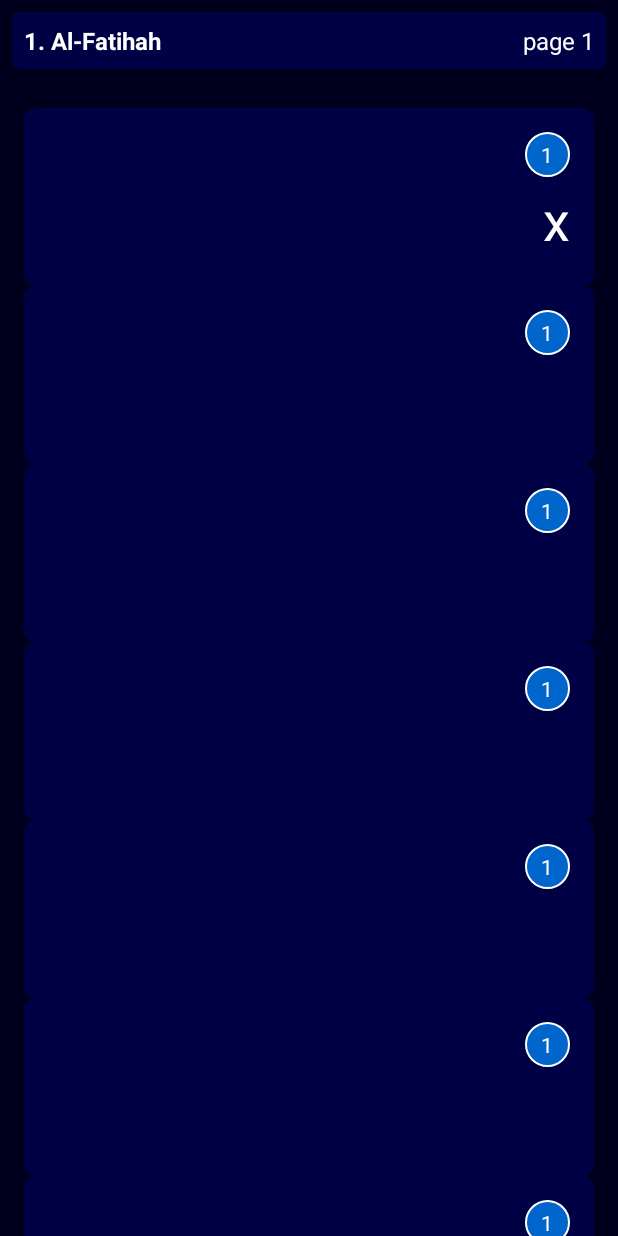
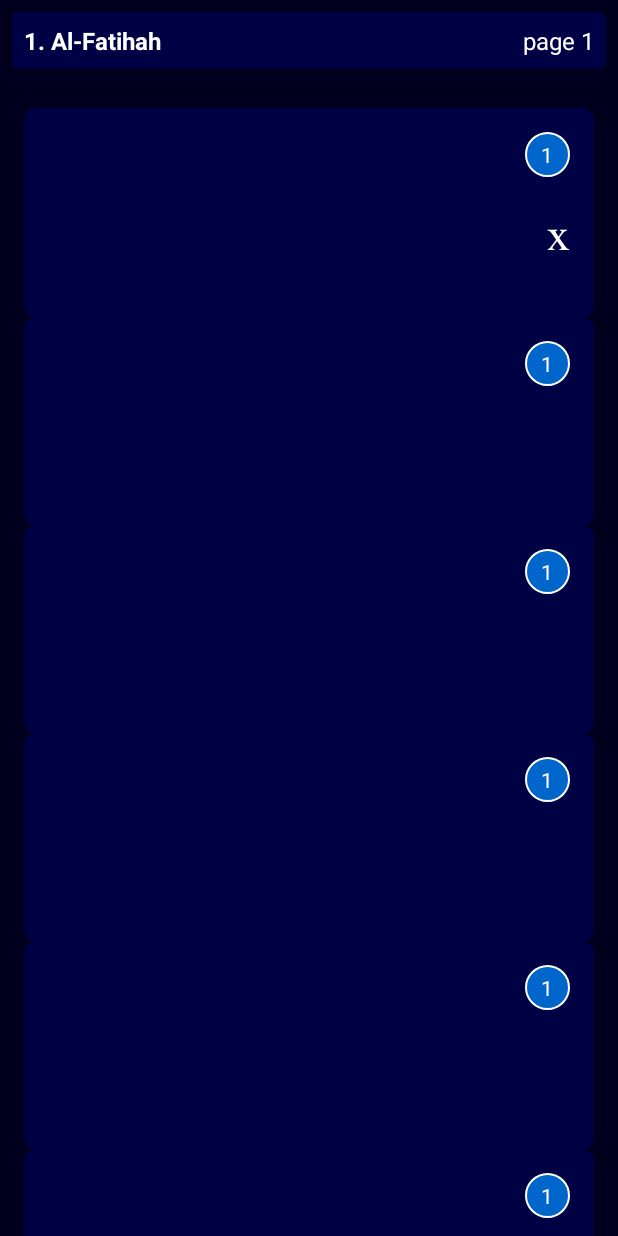
Before and after one commit to blueheron786/quran-habit, an Android app built with Jetpack Compose: the screen it shows after launch (MainActivity), after a tap on "Al-Fatihah", on a phone screen of 412 x 824 dp. Run offline under Robolectric (Android 15) with nearby library versions, the phone set to English and light mode, and no system bars; 5 statements that could not run were skipped.

Commit message:
Fix: Arabic font usage

```diff
--- a/app/src/main/res/layout/item_ayah.xml
+++ b/app/src/main/res/layout/item_ayah.xml
@@ -22,8 +22,9 @@
         android:id="@+id/ayahTextView"
         android:layout_width="match_parent"
         android:layout_height="wrap_content"
+        android:fontFamily="@font/scheherazade_new"
         android:textColor="@color/text_primary"
-        android:textSize="36sp"
+        android:textSize="33sp"
         android:paddingTop="4dp"
         android:paddingBottom="4dp"
         android:layoutDirection="rtl"
--- a/app/src/main/res/layout/item_surah.xml
+++ b/app/src/main/res/layout/item_surah.xml
@@ -26,6 +26,7 @@
         android:id="@+id/arabicNameTextView"
         android:layout_width="wrap_content"
         android:layout_height="wrap_content"
+        android:fontFamily="@font/scheherazade_new"
         android:textSize="32sp"
         android:textColor="@color/text_primary"
         android:textDirection="rtl"
```
